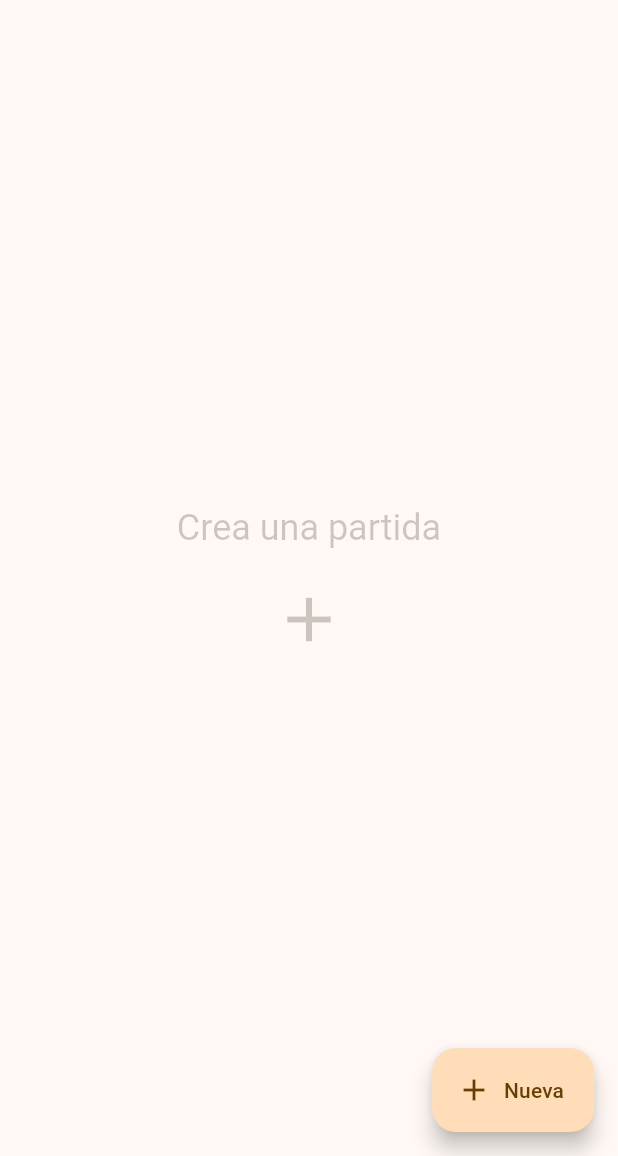
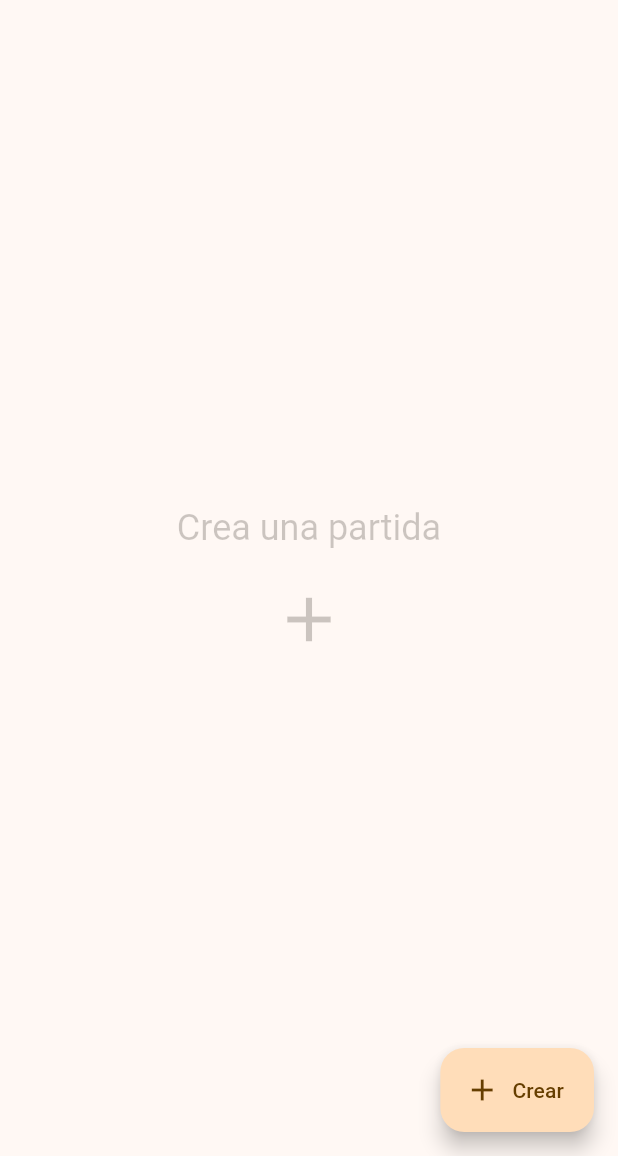
Before and after one commit to adrilasar/apunto_yo, a Flutter app: the screen it shows after launch, on a phone screen of 412 x 824 dp, the part 80-1236 px from its top. Run offline on Flutter 3.47's test engine with Material 2 defaults, Android fonts, the phone set to English and light mode, and no system bars; drawn by our look-alikes of dynamic_color; our stand-ins replace confetti, flutter_svg, shimmer, sqflite; accounts and stored records are empty.

Commit message:
Change CreateButton
close #9

```diff
--- a/lib/ui/pages/home/home_screen.dart
+++ b/lib/ui/pages/home/home_screen.dart
@@ -1,5 +1,6 @@
 import 'package:apunto_yo/data/sql_helper.dart';
 import 'package:apunto_yo/ui/helper/router.dart';
+import 'package:apunto_yo/ui/pages/home/widgets/create_button.dart';
 import 'package:apunto_yo/ui/pages/home/widgets/home_game_card.dart';
 import 'package:apunto_yo/ui/pages/home/widgets/home_placeholder.dart';
 import 'package:apunto_yo/ui/pages/home/widgets/steps_dialog.dart';
@@ -9,7 +10,6 @@ import 'package:flutter/material.dart';
 import 'package:flutter/services.dart';
 
 import '../../../data/entities/game.dart';
-import '../create/create_screen.dart';
 import '../delete/delete_screen.dart';
 
 class HomeScreen extends StatefulWidget {
@@ -55,17 +55,7 @@ class HomeScreenState extends State<HomeScreen> {
   Widget build(BuildContext context) {
     return Scaffold(
         appBar: buildAppBar(context),
-        floatingActionButton: FloatingActionButton.extended(
-          onPressed: () {
-            //Inserts the returned Game of the CreateScreen into the database
-            Navigator.of(context)
-                .push(RouteCreator(
-                    CreateScreen(refreshGames: refreshGames), 0, 1))
-                .then((value) => refreshGames());
-          },
-          label: const Text('Nueva'),
-          icon: const Icon(Icons.add),
-        ),
+        floatingActionButton: buildCreateButton(context, this),
         body: _isLoading ? buildHomePlaceholder(context) : buildBody(context));
   }
 
--- /dev/null
+++ b/lib/ui/pages/home/widgets/create_button.dart
@@ -0,0 +1,20 @@
+import 'package:apunto_yo/ui/pages/home/home_screen.dart';
+import 'package:flutter/material.dart';
+
+import '../../../helper/router.dart';
+import '../../create/create_screen.dart';
+
+FloatingActionButton buildCreateButton(
+    BuildContext context, HomeScreenState state) {
+  return FloatingActionButton.extended(
+    onPressed: () {
+      //Inserts the returned Game of the CreateScreen into the database
+      Navigator.of(context)
+          .push(RouteCreator(
+              CreateScreen(refreshGames: state.refreshGames), 0, 1))
+          .then((value) => state.refreshGames());
+    },
+    label: const Text('Crear'),
+    icon: const Icon(Icons.add),
+  );
+}
```
